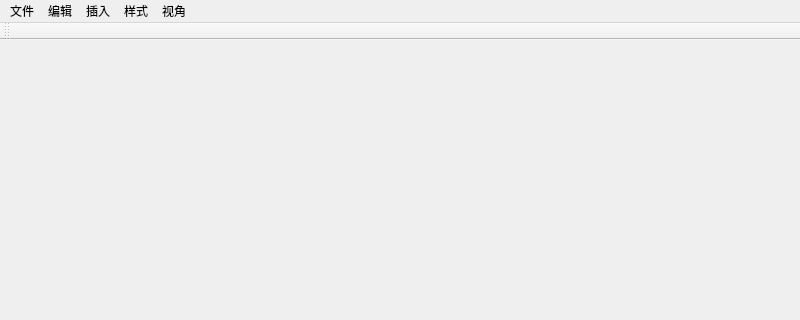
Qt form FlowChartEditor/mainwindow.ui (Daniel-zyc/FlowChartEditor) before a commit; both pictures show x 0 to 800 and y 0 to 320 of the 800 by 600 pixel window.
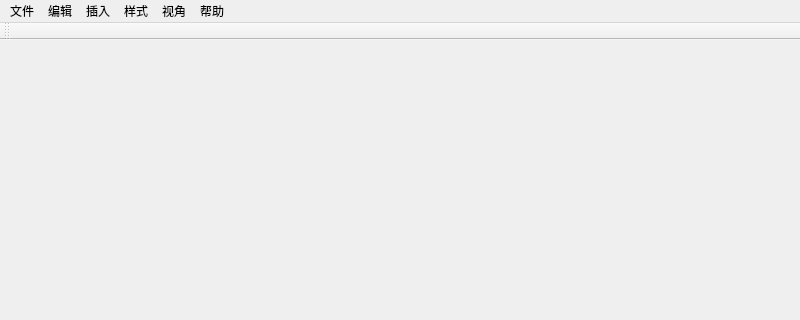
The same form after that commit.

Patch:
```diff
--- a/FlowChartEditor/mainwindow.ui
+++ b/FlowChartEditor/mainwindow.ui
@@ -48,11 +48,18 @@
      <string>视角</string>
     </property>
    </widget>
+   <widget class="QMenu" name="menu">
+    <property name="title">
+     <string>帮助</string>
+    </property>
+    <addaction name="actAboutUs"/>
+   </widget>
    <addaction name="fileMenu"/>
    <addaction name="editMenu"/>
    <addaction name="addMenu"/>
    <addaction name="styleMenu"/>
    <addaction name="viewMenu"/>
+   <addaction name="menu"/>
   </widget>
   <widget class="QStatusBar" name="statusbar"/>
   <widget class="QToolBar" name="headToolBar">
```
Left out of the diff: 5 changed lines with no effect on the pictures.
